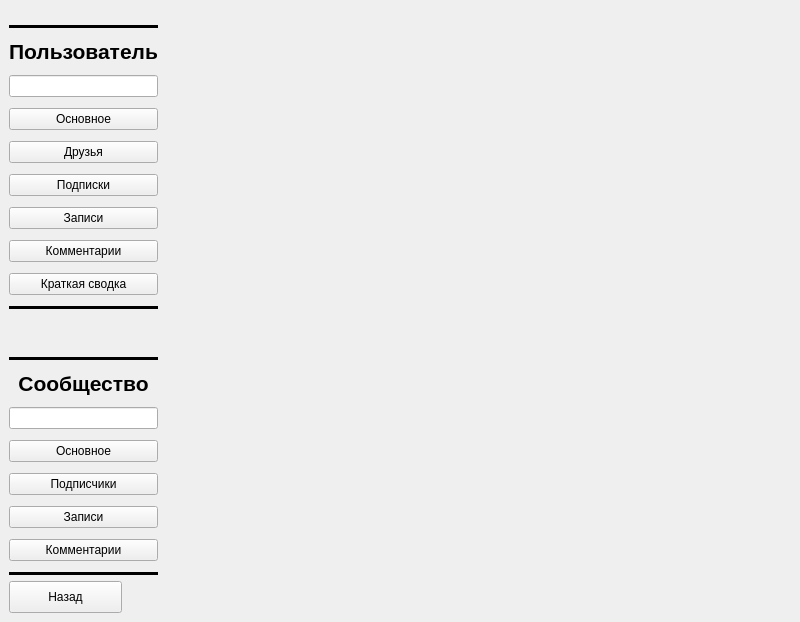
The window that app/vkFunctional_.ui (sagitovich/lex) describes before a commit, drawn with Qt 5.
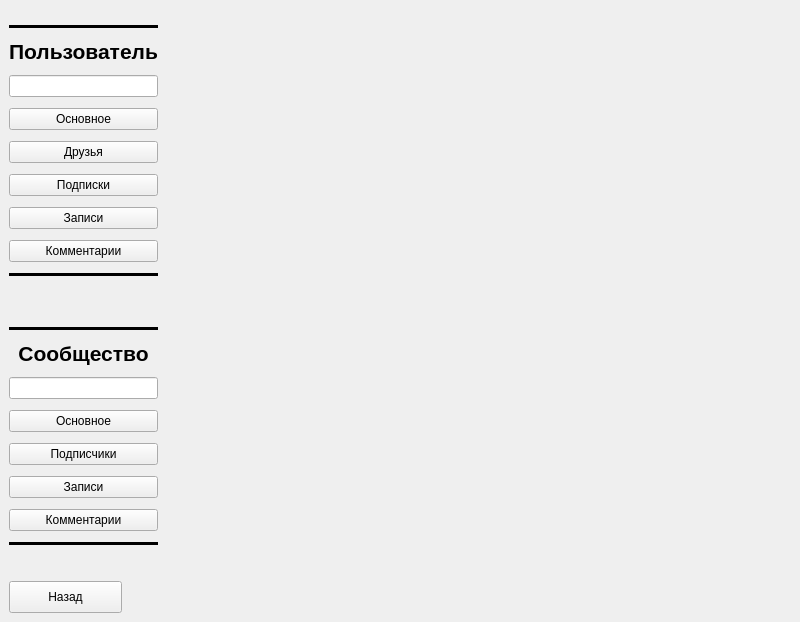
The same window after the commit.

```diff
--- a/app/vkFunctional_.ui
+++ b/app/vkFunctional_.ui
@@ -185,19 +185,6 @@
         </property>
        </widget>
       </item>
-      <item>
-       <widget class="QPushButton" name="allUser_btn">
-        <property name="sizePolicy">
-         <sizepolicy hsizetype="Minimum" vsizetype="Fixed">
-          <horstretch>0</horstretch>
-          <verstretch>0</verstretch>
-         </sizepolicy>
-        </property>
-        <property name="text">
-         <string>Краткая сводка</string>
-        </property>
-       </widget>
-      </item>
       <item>
        <widget class="Line" name="line">
         <property name="sizePolicy">
```
